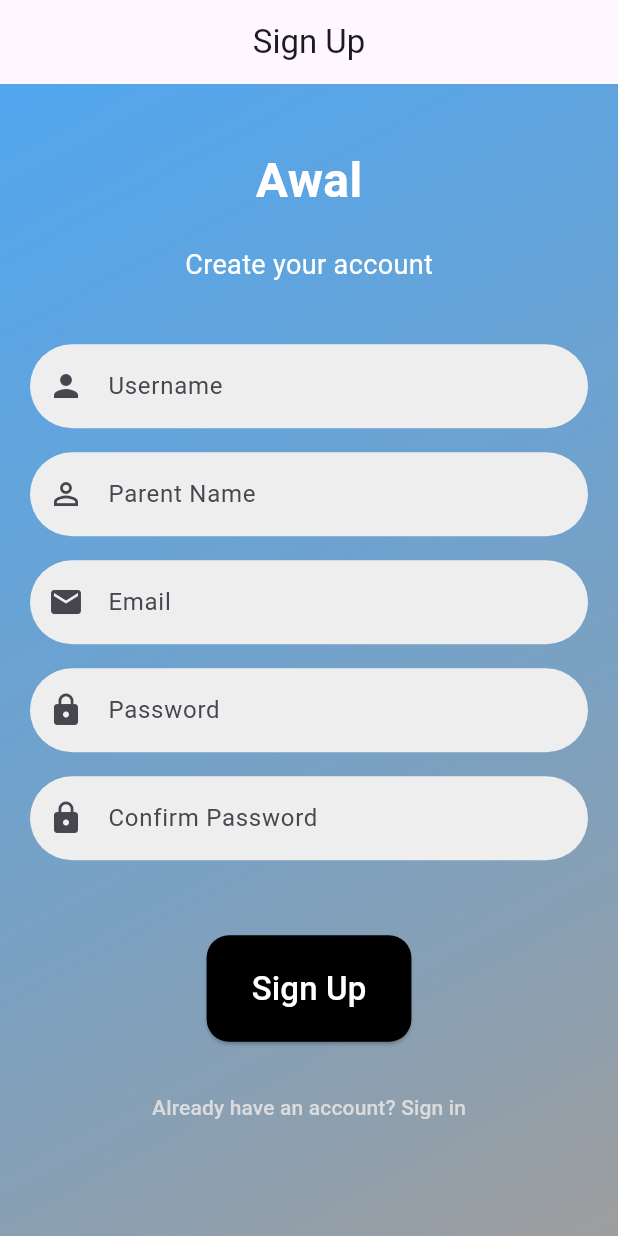
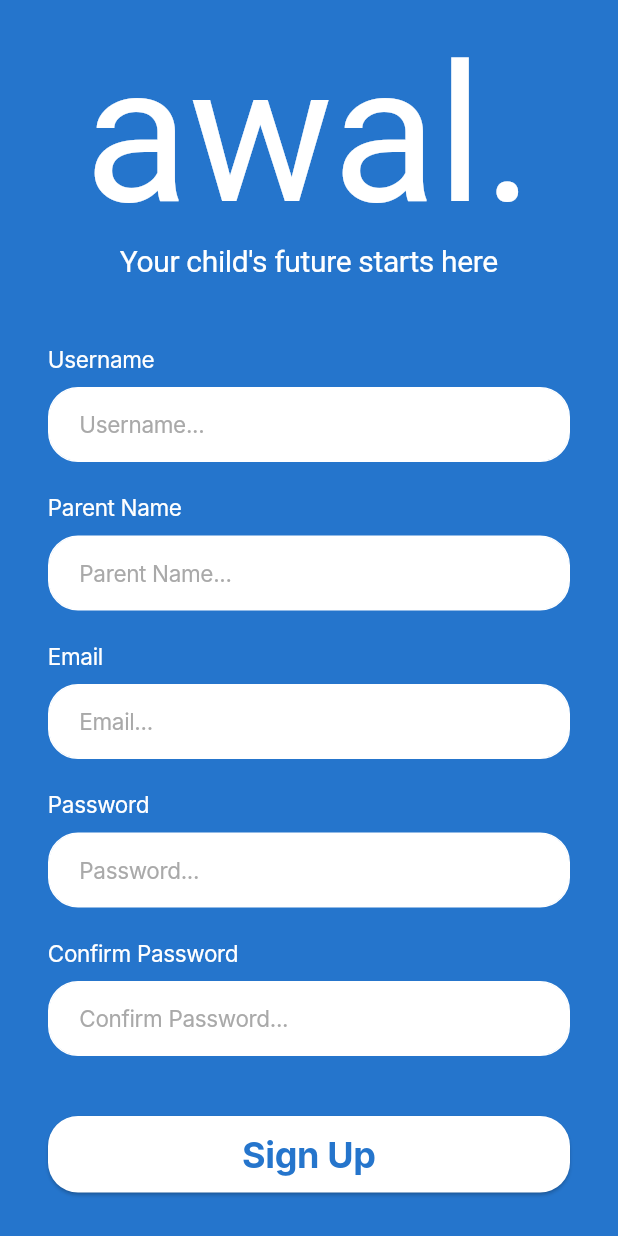
Before and after one commit to HamadAlmatouq/Awal_Parent_frontend, a Flutter app: the SignupPage screen opened by its route, on a phone screen of 412 x 824 dp. Run offline on Flutter 3.47's test engine with Material 3 defaults, Android fonts, the light colour scheme and no system bars; our stand-ins replace dio, go_router, image_picker, shared_preferences; missing offline and left inert: jwt_decode; accounts and stored records are empty; Roboto replaces fonts that are missing (Inter, Jua).

Commit message:
Sign up done

```diff
--- a/lib/pages/signIn_page.dart
+++ b/lib/pages/signIn_page.dart
@@ -193,7 +193,7 @@ class SigninPage extends StatelessWidget {
                     ),
                   ),
                 ),
-                const SizedBox(height: 20),
+                const SizedBox(height: 2),
 
                 // Sign Up
                 TextButton(
@@ -202,7 +202,7 @@ class SigninPage extends StatelessWidget {
                   },
                   child: const Text(
                     "Don't have an account? Sign up",
-                    style: TextStyle(color: Colors.blue),
+                    style: TextStyle(color: Color.fromARGB(255, 255, 255, 255)),
                   ),
                 ),
               ],
--- a/lib/pages/signUp_page.dart
+++ b/lib/pages/signUp_page.dart
@@ -14,183 +14,127 @@ class SignupPage extends StatelessWidget {
   @override
   Widget build(BuildContext context) {
     return Scaffold(
-      appBar: AppBar(
-        title: const Text("Sign Up"),
-        centerTitle: true,
-        elevation: 0,
-      ),
-      body: Container(
-        decoration: BoxDecoration(
-          gradient: LinearGradient(
-            colors: [
-              const Color.fromARGB(207, 42, 148, 235),
-              Colors.grey,
-            ],
-            begin: Alignment.topLeft,
-            end: Alignment.bottomRight,
+      backgroundColor: const Color(0xFF2575CC),
+      body: SafeArea(
+        child: SingleChildScrollView(
+          child: Padding(
+            padding: const EdgeInsets.symmetric(horizontal: 32.0),
+            child: Column(
+              crossAxisAlignment: CrossAxisAlignment.center,
+              children: [
+                const SizedBox(height: 80),
+                Text(
+                  'awal.',
+                  style: TextStyle(
+                    color: Colors.white,
+                    fontSize: 128,
+                    fontFamily: 'Jua',
+                    letterSpacing: -0.23,
+                    height: 0.16,
                   ),
                 ),
-        child: Center(
-          child: SingleChildScrollView(
-            padding: const EdgeInsets.symmetric(horizontal: 20.0),
-            child: Column(
-              mainAxisAlignment: MainAxisAlignment.center,
-              children: [
-                const Text(
-                  "Awal",
+                const SizedBox(height: 60),
+                Text(
+                  "Your child's future starts here",
                   style: TextStyle(
-                    fontSize: 32,
-                    fontWeight: FontWeight.bold,
                     color: Colors.white,
-                  ),
-                ),
-                const SizedBox(height: 20),
-                const Text(
-                  "Create your account",
-                  style: TextStyle(
-                    fontSize: 18,
-                    color: Colors.white,
+                    fontSize: 20,
+                    fontFamily: 'Jua',
+                    letterSpacing: -0.23,
                   ),
                 ),
                 const SizedBox(height: 40),
-                TextField(
-                  decoration: InputDecoration(
-                    hintText: 'Username',
-                    filled: true,
-                    fillColor: Colors.grey[200],
-                    prefixIcon: const Icon(Icons.person),
-                    border: OutlineInputBorder(
-                      borderRadius: BorderRadius.circular(30),
-                      borderSide: BorderSide.none,
-                    ),
-                  ),
-                  controller: usernameController,
-                ),
-                const SizedBox(height: 16),
-                TextField(
-                  controller: pnameController,
-                  decoration: InputDecoration(
-                    hintText: 'Parent Name',
-                    filled: true,
-                    fillColor: Colors.grey[200],
-                    prefixIcon: const Icon(Icons.person_outline),
-                    border: OutlineInputBorder(
-                      borderRadius: BorderRadius.circular(30),
-                      borderSide: BorderSide.none,
-                    ),
-                  ),
-                ),
-                const SizedBox(height: 16),
-                TextField(
-                  controller: emailController,
-                  decoration: InputDecoration(
-                    hintText: 'Email',
-                    filled: true,
-                    fillColor: Colors.grey[200],
-                    prefixIcon: const Icon(Icons.email),
-                    border: OutlineInputBorder(
-                      borderRadius: BorderRadius.circular(30),
-                      borderSide: BorderSide.none,
-                    ),
-                  ),
-                ),
-                const SizedBox(height: 16),
-                TextField(
-                  decoration: InputDecoration(
-                    hintText: 'Password',
-                    filled: true,
-                    fillColor: Colors.grey[200],
-                    prefixIcon: const Icon(Icons.lock),
-                    border: OutlineInputBorder(
-                      borderRadius: BorderRadius.circular(30),
-                      borderSide: BorderSide.none,
-                    ),
-                  ),
-                  controller: passwordController,
-                  obscureText: true,
-                ),
-                const SizedBox(height: 16),
-                TextField(
-                  decoration: InputDecoration(
-                    hintText: 'Confirm Password',
-                    filled: true,
-                    fillColor: Colors.grey[200],
-                    prefixIcon: const Icon(Icons.lock),
-                    border: OutlineInputBorder(
-                      borderRadius: BorderRadius.circular(30),
-                      borderSide: BorderSide.none,
-                    ),
-                  ),
-                  controller: confirmPasswordController,
-                  obscureText: true,
-                ),
-                const SizedBox(height: 30),
-                Container(
-                  padding: const EdgeInsets.all(20),
-                  child: Column(
-                    children: [
+
+                // Username Field
+                _buildInputField('Username', usernameController, false),
+                const SizedBox(height: 20),
+
+                // Parent Name Field
+                _buildInputField('Parent Name', pnameController, false),
+                const SizedBox(height: 20),
+
+                // Email Field
+                _buildInputField('Email', emailController, false),
+                const SizedBox(height: 20),
+
+                // Password Field
+                _buildInputField('Password', passwordController, true),
+                const SizedBox(height: 20),
+
+                // Confirm Password Field
+                _buildInputField(
+                    'Confirm Password', confirmPasswordController, true),
+                const SizedBox(height: 40),
+
+                // Sign Up Button
                 ElevatedButton(
-                        style: ElevatedButton.styleFrom(
-                          padding: const EdgeInsets.only(
-                              top: 20, bottom: 20, left: 30, right: 30),
-                          shape: RoundedRectangleBorder(
-                            borderRadius: BorderRadius.circular(15),
-                          ),
-                          backgroundColor: const Color.fromARGB(255, 0, 0, 0),
-                        ),
                   onPressed: () async {
                     if (usernameController.text.isEmpty ||
                         passwordController.text.isEmpty ||
                         confirmPasswordController.text.isEmpty ||
                         pnameController.text.isEmpty ||
                         emailController.text.isEmpty) {
-                            ScaffoldMessenger.of(context)
-                                .showSnackBar(const SnackBar(
-                              content: Text("Please fill in all fields"),
-                            ));
+                      ScaffoldMessenger.of(context).showSnackBar(
+                        const SnackBar(
+                            content: Text("Please fill in all fields")),
+                      );
                       return;
                     }
                     if (passwordController.text !=
                         confirmPasswordController.text) {
-                            ScaffoldMessenger.of(context)
-                                .showSnackBar(const SnackBar(
-                              content: Text("Passwords do not match"),
-                            ));
+                      ScaffoldMessenger.of(context).showSnackBar(
+                        const SnackBar(content: Text("Passwords do not match")),
+                      );
                       return;
                     }
-                          var result = await Provider.of<AuthProvider>(context,
-                                  listen: false)
+                    var result =
+                        await Provider.of<AuthProvider>(context, listen: false)
                             .signup(
                       username: usernameController.text,
                       password: passwordController.text,
-                            pname: pnameController.text, // Add Pname
-                            email: emailController.text, // Add email
+                      pname: pnameController.text,
+                      email: emailController.text,
                     );
                     if (result) {
                       context.go("/home");
                     } else {
-                            ScaffoldMessenger.of(context)
-                                .showSnackBar(const SnackBar(
-                              content:
-                                  Text("Sign up failed, please try again."),
-                            ));
+                      ScaffoldMessenger.of(context).showSnackBar(
+                        const SnackBar(
+                            content: Text("Sign up failed, please try again.")),
+                      );
                     }
                   },
-                        child: const Text(
-                          "Sign Up",
-                          style: TextStyle(fontSize: 22, color: Colors.white),
+                  style: ElevatedButton.styleFrom(
+                    backgroundColor: Colors.white,
+                    shape: RoundedRectangleBorder(
+                      borderRadius: BorderRadius.circular(20),
+                    ),
+                    minimumSize: Size(double.infinity, 51),
+                  ),
+                  child: Text(
+                    'Sign Up',
+                    style: TextStyle(
+                      color: Color(0xFF2575CC),
+                      fontSize: 24,
+                      fontFamily: 'Inter',
+                      fontWeight: FontWeight.bold,
+                      letterSpacing: -0.23,
+                    ),
                   ),
                 ),
                 const SizedBox(height: 20),
+
+                // Sign In Link
                 TextButton(
-                        onPressed: () {
-                          context.push('/signin');
-                        },
-                        child: const Text("Already have an account? Sign in",
+                  onPressed: () => context.push('/signin'),
+                  child: Text(
+                    'Already have an account? Sign in',
                     style: TextStyle(
-                                color: Color.fromARGB(255, 219, 219, 219))),
+                      color: Colors.white,
+                      fontSize: 15,
+                      fontFamily: 'Inter',
+                      letterSpacing: -0.23,
                     ),
-                    ],
                   ),
                 ),
               ],
@@ -200,4 +144,45 @@ class SignupPage extends StatelessWidget {
       ),
     );
   }
+
+  Widget _buildInputField(
+      String label, TextEditingController controller, bool isPassword) {
+    return Column(
+      crossAxisAlignment: CrossAxisAlignment.start,
+      children: [
+        Text(
+          label,
+          style: TextStyle(
+            color: Colors.white,
+            fontSize: 15,
+            fontFamily: 'Inter',
+            letterSpacing: -0.23,
+          ),
+        ),
+        const SizedBox(height: 8),
+        Container(
+          decoration: BoxDecoration(
+            color: Colors.white,
+            borderRadius: BorderRadius.circular(20),
+            border: Border.all(color: Colors.white),
+          ),
+          child: TextField(
+            controller: controller,
+            obscureText: isPassword,
+            decoration: InputDecoration(
+              hintText: '$label...',
+              hintStyle: TextStyle(
+                color: Color(0xFFA9A9A9),
+                fontSize: 15,
+                fontFamily: 'Inter',
+                letterSpacing: -0.23,
+              ),
+              contentPadding: EdgeInsets.symmetric(horizontal: 20),
+              border: InputBorder.none,
+            ),
+          ),
+        ),
+      ],
+    );
   }
+}
```
Lines whose indentation alone changed are shown as unchanged.
